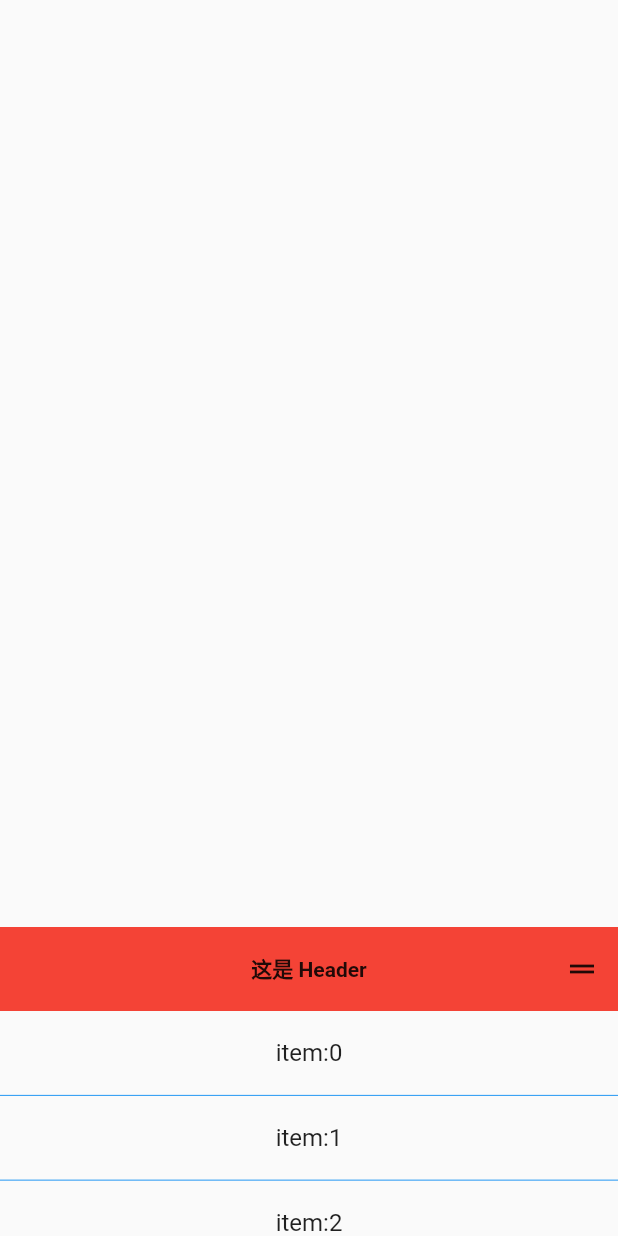
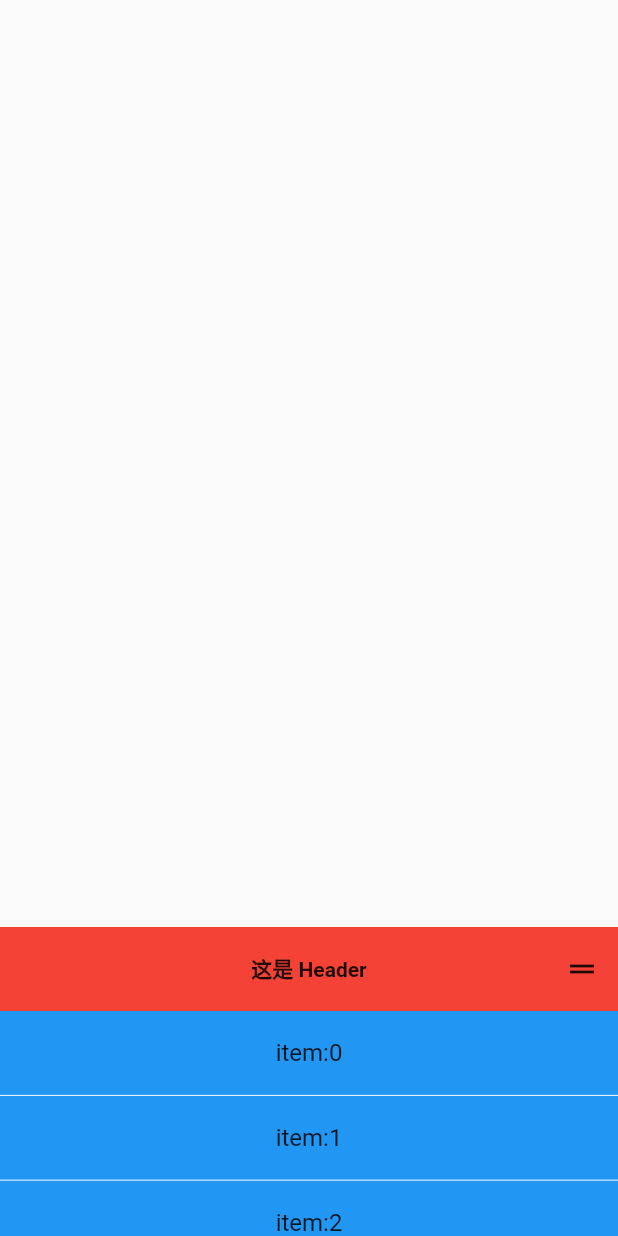
Before and after one commit to zuo26/blog_sample_flutter, a Flutter app: the screen it shows after launch, on a phone screen of 412 x 824 dp. Run offline on Flutter 3.47's test engine with Material 2 defaults, Android fonts, the phone set to English and light mode, and no system bars.

Commit message:
update: Add background color to Sheet body

```diff
--- a/lib/demo42/draggable_scrollable_sheet.dart
+++ b/lib/demo1/draggable_scrollable_sheet.dart
@@ -19,16 +19,19 @@ class _MyDraggableScrollableSheetState
     return MaterialApp(
       home: Scaffold(
         body: DraggableScrollableSheet(
-          maxChildSize: 0.9,
-          minChildSize: 0.25,
+          maxChildSize: 0.8,
+          minChildSize: 0.25, // 都是占父组件的比例
           initialChildSize: 0.25,
           expand: true,
           builder: (BuildContext context, ScrollController controller) {
             return Stack(
               children: [
-                Body(
-                  controller: controller,
-                  paddingTop: headerHeight,
+                Container(
+                  color: Colors.blue,
+                  child: Body(
+                    controller: controller,
+                    paddingTop: headerHeight,
+                  ),
                 ),
                 const IgnorePointer(
                   child: Header(
@@ -66,7 +69,7 @@ class Body extends StatelessWidget {
 
   @override
   Widget build(BuildContext context) {
-    const divider = Divider(color: Colors.blue, height: 0.5);
+    const divider = Divider(color: Colors.white, height: 0.5);
     const physics = ClampingScrollPhysics();
     return ListView.separated(
       padding: EdgeInsets.only(top: paddingTop),
--- a/lib/main.dart
+++ b/lib/main.dart
@@ -1,6 +1,6 @@
 import 'package:flutter/material.dart';
 
-import 'demo42/draggable_scrollable_sheet.dart';
+import 'demo1/draggable_scrollable_sheet.dart';
 
 void main() {
   runApp(const MyDraggableScrollableSheet());
```
